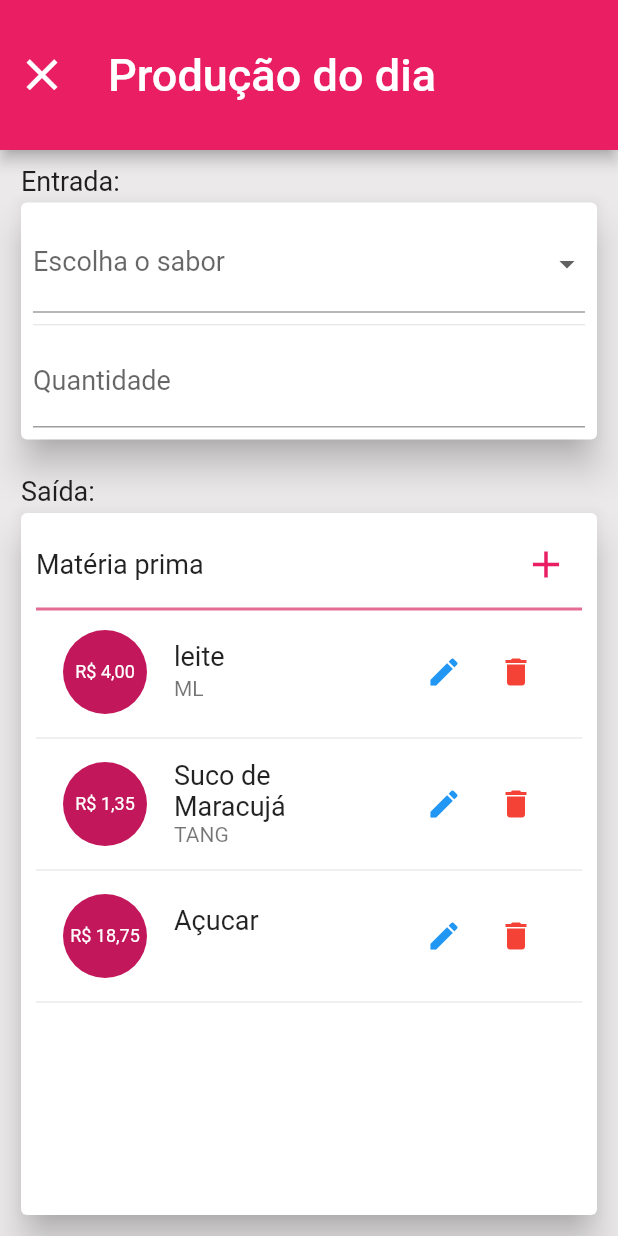
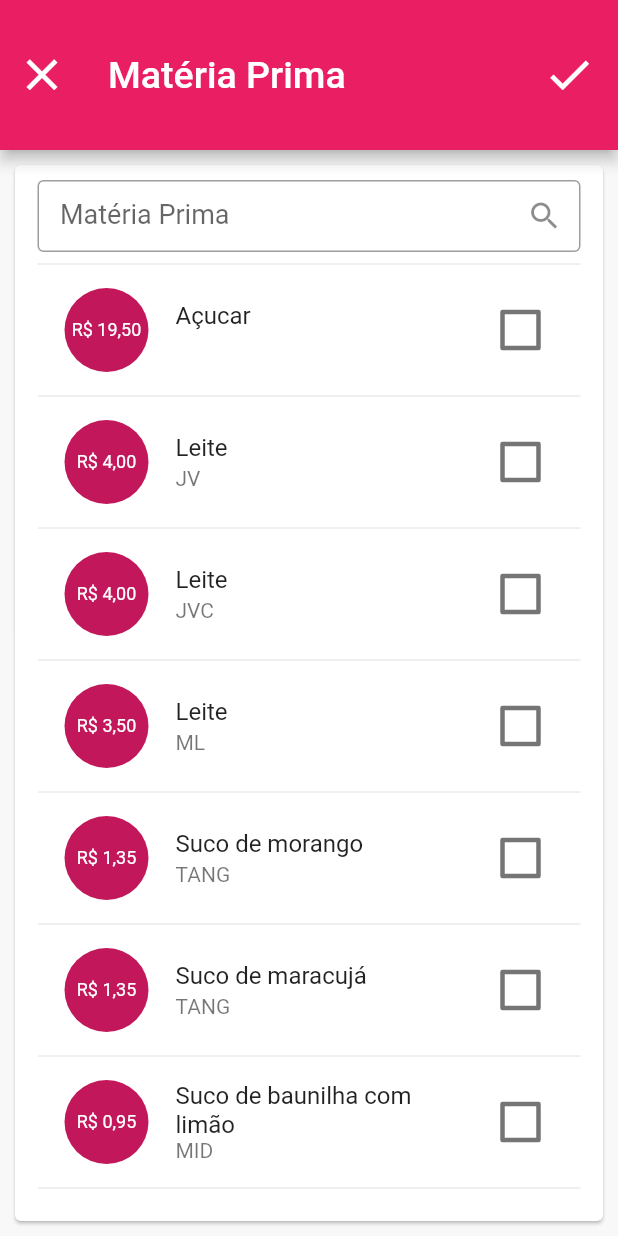
Before and after one commit to Jo-Analyst/app-good-taste, a Flutter app: the BalanceteSheetPage screen opened directly, after a tap on the "add" icon, on a phone screen of 412 x 824 dp. Run offline on Flutter 3.47's test engine with Material 2 defaults, Android fonts, the phone set to English and light mode, and no system bars; our stand-ins replace font_awesome_flutter, sqflite; accounts and stored records are empty.

Commit message:
implementando raw_material_list.dart

```diff
--- a/lib/app/page/balance_sheet_page.dart
+++ b/lib/app/page/balance_sheet_page.dart
@@ -1,3 +1,4 @@
+import 'package:app_good_taste/app/page/raw_material_list.dart';
 import 'package:app_good_taste/app/utils/dialog.dart';
 import 'package:app_good_taste/app/utils/drop_down.dart';
 import 'package:app_good_taste/app/utils/message_dialog.dart';
@@ -118,7 +119,12 @@ class _BalanceteSheetPageState extends State<BalanceteSheetPage> {
                               style: TextStyle(fontSize: 18),
                             ),
                             IconButton(
-                              onPressed: () {},
+                              onPressed: () => Navigator.push(
+                                context,
+                                MaterialPageRoute(
+                                  builder: (_) => const RawMaterialList(),
+                                ),
+                              ),
                               icon: Icon(
                                 Icons.add,
                                 size: 30,
--- a/lib/app/page/feedstock_page.dart
+++ b/lib/app/page/feedstock_page.dart
@@ -8,34 +8,7 @@ class FeedstockPage extends StatelessWidget {
 
   @override
   Widget build(BuildContext context) {
-    final List<Map<String, dynamic>> feedstock = [
-      {"id": 0, "name": "Açucar", "price": 19.50, "brand": ""},
-      {"id": 1, "name": "Leite", "price": 4, "brand": "JV"},
-      {"id": 2, "name": "Leite", "price": 4, "brand": "JVC"},
-      {"id": 3, "name": "Leite", "price": 3.50, "brand": "ML"},
-      {"id": 4, "name": "Suco de morango", "price": 1.35, "brand": "TANG"},
-      {"id": 5, "name": "Suco de maracujá", "price": 1.35, "brand": "TANG"},
-      {
-        "id": 6,
-        "name": "Suco de baunilha com limão",
-        "price": 0.95,
-        "brand": "MID"
-      },
-      {"id": 7, "name": "Suco de Abacaxi", "price": 1.00, "brand": "Torange"},
-      {"id": 8, "name": "Suco de Uva", "price": 1.35, "brand": "TANG"},
-      {
-        "id": 9,
-        "name": "Suco de Iorgute de Morango",
-        "price": .95,
-        "brand": "MID"
-      },
-      {
-        "id": 10,
-        "name": "Suco de Iorgute de Maracujá",
-        "price": .95,
-        "brand": "MID"
-      },
-    ];
+    final List<Map<String, dynamic>> feedstocks = [];
 
     return Scaffold(
       appBar: AppBar(
@@ -61,18 +34,18 @@ class FeedstockPage extends StatelessWidget {
         backgroundColor: Theme.of(context).primaryColor,
         toolbarHeight: 100,
       ),
-      body: feedstock.isNotEmpty
+      body: feedstocks.isNotEmpty
           ? ListView(
               children: [
                 Padding(
                   padding: const EdgeInsets.symmetric(horizontal: 10),
                   child: ListView.builder(
-                    itemCount: feedstock.length,
+                    itemCount: feedstocks.length,
                     shrinkWrap: true,
                     physics: const NeverScrollableScrollPhysics(),
                     itemBuilder: (context, index) {
                       return Card(
-                        child: FeedstockList(feedstock[index]),
+                        child: FeedstockList(feedstocks[index]),
                       );
                     },
                   ),
--- /dev/null
+++ b/lib/app/page/raw_material_list.dart
@@ -0,0 +1,186 @@
+import 'package:flutter/material.dart';
+import 'package:intl/intl.dart';
+
+class RawMaterialList extends StatefulWidget {
+  const RawMaterialList({super.key});
+
+  @override
+  State<RawMaterialList> createState() => _RawMaterialListState();
+}
+
+class _RawMaterialListState extends State<RawMaterialList> {
+  final List<Map<String, dynamic>> feedstocks = [
+    {
+      "id": 0,
+      "name": "Açucar",
+      "price": 19.50,
+      "brand": "",
+      "isChecked": false,
+    },
+    {
+      "id": 1,
+      "name": "Leite",
+      "price": 4,
+      "brand": "JV",
+      "isChecked": false,
+    },
+    {
+      "id": 2,
+      "name": "Leite",
+      "price": 4,
+      "brand": "JVC",
+      "isChecked": false,
+    },
+    {
+      "id": 3,
+      "name": "Leite",
+      "price": 3.50,
+      "brand": "ML",
+      "isChecked": false,
+    },
+    {
+      "id": 4,
+      "name": "Suco de morango",
+      "price": 1.35,
+      "brand": "TANG",
+      "isChecked": false,
+    },
+    {
+      "id": 5,
+      "name": "Suco de maracujá",
+      "price": 1.35,
+      "brand": "TANG",
+      "isChecked": false,
+    },
+    {
+      "id": 6,
+      "name": "Suco de baunilha com limão",
+      "price": 0.95,
+      "brand": "MID",
+      "isChecked": false,
+    },
+    {
+      "id": 7,
+      "name": "Suco de Abacaxi",
+      "price": 1.00,
+      "brand": "Torange",
+      "isChecked": false,
+    },
+    {
+      "id": 8,
+      "name": "Suco de Uva",
+      "price": 1.35,
+      "brand": "TANG",
+      "isChecked": false,
+    },
+    {
+      "id": 9,
+      "name": "Suco de Iorgute de Morango",
+      "price": .95,
+      "brand": "MID",
+      "isChecked": false,
+    },
+    {
+      "id": 10,
+      "name": "Suco de Iorgute de Maracujá",
+      "price": .95,
+      "brand": "MID",
+      "isChecked": false,
+    },
+  ];
+
+  @override
+  Widget build(BuildContext context) {
+    return Scaffold(
+      appBar: AppBar(
+        actions: [
+          Container(
+            margin: const EdgeInsets.only(right: 10),
+            child: IconButton(
+              onPressed: () {},
+              icon: const Icon(
+                Icons.check,
+                size: 35,
+              ),
+            ),
+          ),
+        ],
+        title: const Text(
+          "Matéria Prima",
+          style: TextStyle(fontSize: 25),
+        ),
+        toolbarHeight: 100,
+        leading: IconButton(
+          onPressed: () => Navigator.of(context).pop(),
+          icon: const Icon(
+            Icons.close,
+            size: 35,
+          ),
+        ),
+      ),
+      body: Card(
+        margin: const EdgeInsets.all(10),
+        child: Container(
+          padding: const EdgeInsets.symmetric(
+            vertical: 10,
+            horizontal: 15,
+          ),
+          child: Column(
+            children: [
+              TextFormField(
+                keyboardType: TextInputType.text,
+                textInputAction: TextInputAction.search,
+                decoration: const InputDecoration(
+                  contentPadding: EdgeInsets.symmetric(
+                    horizontal: 15,
+                    vertical: 0,
+                  ),
+                  labelText: "Matéria Prima",
+                  labelStyle: TextStyle(fontSize: 18),
+                  suffixIcon: Icon(Icons.search),
+                  border: OutlineInputBorder(),
+                ),
+              ),
+              const Divider(),
+              Expanded(
+                child: ListView.builder(
+                  itemCount: feedstocks.length,
+                  itemBuilder: (ctx, index) {
+                    return Column(
+                      children: [
+                        ListTile(
+                          title: Text(feedstocks[index]["name"]),
+                          subtitle: Text(feedstocks[index]["brand"]),
+                          leading: CircleAvatar(
+                            maxRadius: 30,
+                            child: Text(
+                              NumberFormat("R\$ #0.00", "Pt-BR")
+                                  .format(feedstocks[index]["price"]),
+                              style: const TextStyle(fontSize: 12),
+                            ),
+                          ),
+                          trailing: Transform.scale(
+                            scale: 1.5,
+                            child: Checkbox(
+                              value: feedstocks[index]["isChecked"] ?? false,
+                              onChanged: (bool? value) {
+                                setState(() {
+                                  feedstocks[index]["isChecked"] = value!;
+                                });
+                              },
+                            ),
+                          ),
+                        ),
+                        const Divider()
+                      ],
+                    );
+                  },
+                ),
+              )
+            ],
+          ),
+        ),
+      ),
+    );
+  }
+}
--- a/lib/app/template/feedstock_list.dart
+++ b/lib/app/template/feedstock_list.dart
@@ -1,4 +1,3 @@
-// ignore_for_file: avoid_print
 
 import 'package:app_good_taste/app/utils/dialog.dart';
 import 'package:app_good_taste/app/template/feedstock_form.dart';
@@ -55,7 +54,7 @@ class FeedstockList extends StatelessWidget {
               onPressed: () {
                 showExitDialog(context, ListMessageDialog.messageDialog[1]).then((message) {
                   if (message!) {
-                    print("Matéria prima excluido");
+
                   }
                 });
               },
```
